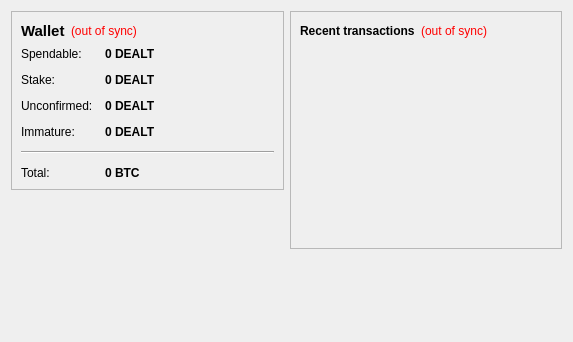
This is src/qt/forms/overviewpage.ui in IDealCash-Community-Project/IdealGold-DEALT as Qt 5 draws it before an edit. The edited form follows.
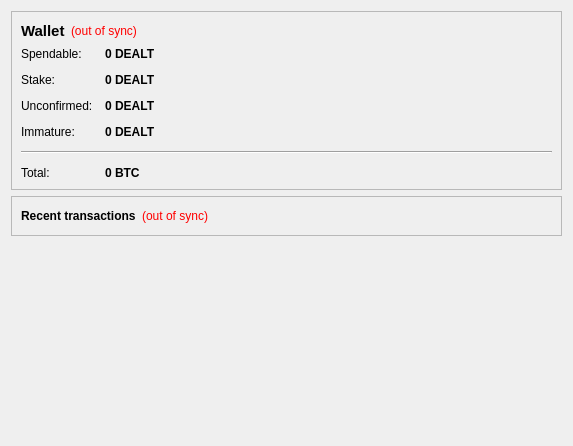
This is the edited form.

Patch:
```diff
--- a/src/qt/forms/overviewpage.ui
+++ b/src/qt/forms/overviewpage.ui
@@ -7,16 +7,14 @@
     <x>0</x>
     <y>0</y>
     <width>573</width>
-    <height>342</height>
+    <height>446</height>
    </rect>
   </property>
   <property name="windowTitle">
    <string>Form</string>
   </property>
-  <layout class="QHBoxLayout" name="horizontalLayout" stretch="1,1">
-   <item>
-    <layout class="QVBoxLayout" name="verticalLayout_2">
-     <item>
+  <layout class="QGridLayout" name="gridLayout">
+   <item row="0" column="0">
       <widget class="QFrame" name="frame">
        <property name="frameShape">
         <enum>QFrame::StyledPanel</enum>
@@ -237,24 +235,7 @@
        </layout>
       </widget>
      </item>
-     <item>
-      <spacer name="verticalSpacer">
-       <property name="orientation">
-        <enum>Qt::Vertical</enum>
-       </property>
-       <property name="sizeHint" stdset="0">
-        <size>
-         <width>20</width>
-         <height>40</height>
-        </size>
-       </property>
-      </spacer>
-     </item>
-    </layout>
-   </item>
-   <item>
-    <layout class="QVBoxLayout" name="verticalLayout_3">
-     <item>
+   <item row="1" column="0">
       <widget class="QFrame" name="frame_2">
        <property name="frameShape">
         <enum>QFrame::StyledPanel</enum>
@@ -303,8 +284,22 @@
           </item>
          </layout>
         </item>
-        <item>
+     </layout>
+    </widget>
+   </item>
+   <item row="2" column="0">
          <widget class="QListView" name="listTransactions">
+     <property name="sizePolicy">
+      <sizepolicy hsizetype="Expanding" vsizetype="Expanding">
+       <horstretch>0</horstretch>
+       <verstretch>3</verstretch>
+      </sizepolicy>
+     </property>
+     <property name="font">
+      <font>
+       <pointsize>9</pointsize>
+      </font>
+     </property>
           <property name="styleSheet">
            <string notr="true">QListView { background: transparent; }</string>
           </property>
@@ -322,23 +317,18 @@
           </property>
          </widget>
         </item>
-       </layout>
-      </widget>
-     </item>
-     <item>
-      <spacer name="verticalSpacer_2">
+   <item row="3" column="0">
+    <spacer name="verticalSpacer">
        <property name="orientation">
         <enum>Qt::Vertical</enum>
        </property>
        <property name="sizeHint" stdset="0">
         <size>
-         <width>20</width>
-         <height>40</height>
+       <width>550</width>
+       <height>13</height>
         </size>
        </property>
       </spacer>
-     </item>
-    </layout>
    </item>
   </layout>
  </widget>
```
Lines whose indentation alone changed are shown as unchanged.
